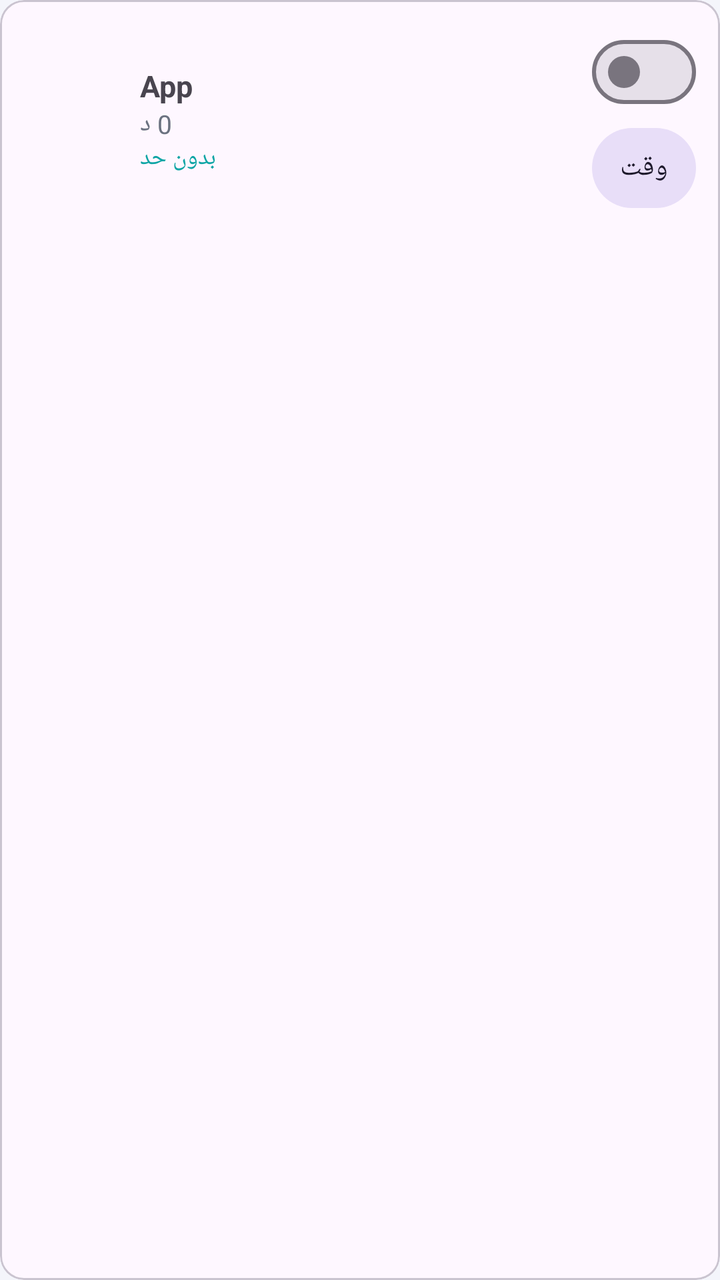
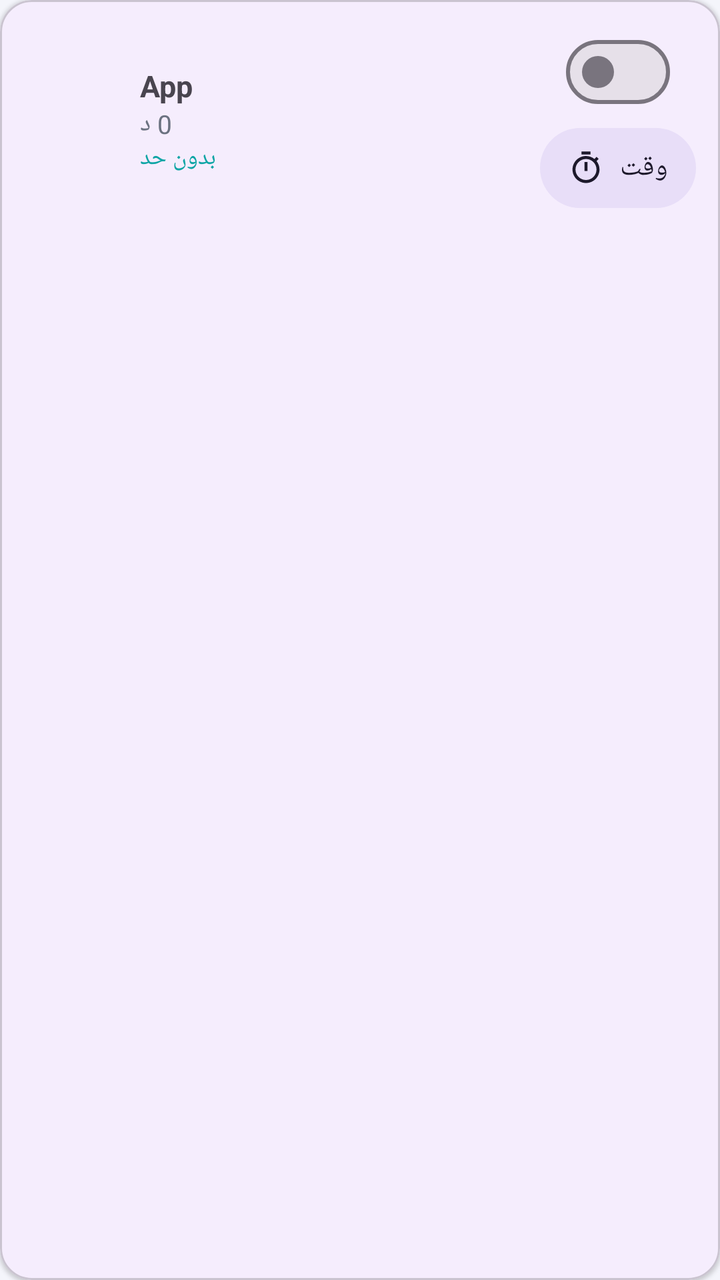

An Android layout rendered at two revisions. The XML below is the earlier revision; the diff shows what the commit changed to produce the second picture.
<!-- AndroidManifest.xml: application theme Theme.BeaverGuardian -->
<!-- res/layout/item_app_usage.xml -->
<?xml version="1.0" encoding="utf-8"?>
<com.google.android.material.card.MaterialCardView xmlns:android="http://schemas.android.com/apk/res/android"
    xmlns:app="http://schemas.android.com/apk/res/auto"
    android:layout_width="match_parent"
    android:layout_height="wrap_content"
    android:layout_marginHorizontal="12dp"
    android:layout_marginTop="8dp"
    app:cardCornerRadius="16dp"
    app:cardElevation="1dp">

    <LinearLayout
        android:layout_width="match_parent"
        android:layout_height="wrap_content"
        android:orientation="horizontal"
        android:gravity="center_vertical"
        android:padding="12dp">

        <ImageView
            android:id="@+id/imgIcon"
            android:layout_width="46dp"
            android:layout_height="46dp"
            android:layout_marginEnd="12dp"
            android:contentDescription="icon" />

        <LinearLayout
            android:layout_width="0dp"
            android:layout_height="wrap_content"
            android:layout_weight="1"
            android:orientation="vertical">

            <TextView
                android:id="@+id/tvName"
                android:layout_width="match_parent"
                android:layout_height="wrap_content"
                android:text="App"
                android:textStyle="bold"
                android:textSize="15sp"
                android:maxLines="1"
                android:ellipsize="end" />

            <TextView
                android:id="@+id/tvUsage"
                android:layout_width="wrap_content"
                android:layout_height="wrap_content"
                android:text="0 د"
                android:textSize="13sp"
                android:textColor="#6B7280" />

            <TextView
                android:id="@+id/tvLimit"
                android:layout_width="wrap_content"
                android:layout_height="wrap_content"
                android:text="بدون حد"
                android:textSize="12sp"
                android:textColor="@color/accent" />
        </LinearLayout>

        <LinearLayout
            android:layout_width="wrap_content"
            android:layout_height="wrap_content"
            android:orientation="vertical"
            android:gravity="center_horizontal">

            <com.google.android.material.materialswitch.MaterialSwitch
                android:id="@+id/switchBlock"
                android:layout_width="wrap_content"
                android:layout_height="wrap_content" />

            <com.google.android.material.button.MaterialButton
                android:id="@+id/btnLimit"
                style="@style/Widget.Material3.Button.TonalButton"
                android:layout_width="wrap_content"
                android:layout_height="wrap_content"
                android:text="وقت"
                android:minWidth="0dp"
                android:paddingHorizontal="14dp"
                app:icon="@drawable/ic_timer"
                app:iconGravity="textStart" />
        </LinearLayout>
    </LinearLayout>
</com.google.android.material.card.MaterialCardView>
<!-- resources referenced by this layout -->
<resources>
  <color name="accent">#0EA5A5</color>
  <!-- drawable ic_timer (drawable) -->
  <vector xmlns:android="http://schemas.android.com/apk/res/android" android:width="24dp" android:height="24dp" android:viewportWidth="24" android:viewportHeight="24">
      <path android:fillColor="#1F1F1F" android:pathData="M15,1L9,1v2h6L15,1zM11,14h2L13,8h-2v6zM19.03,7.39l1.42,-1.42c-0.43,-0.51 -0.9,-0.99 -1.41,-1.41l-1.42,1.42C16.07,4.74 14.12,4 12,4c-4.97,0 -9,4.03 -9,9s4.02,9 9,9 9,-4.03 9,-9c0,-2.12 -0.74,-4.07 -1.97,-5.61zM12,20c-3.87,0 -7,-3.13 -7,-7s3.13,-7 7,-7 7,3.13 7,7 -3.13,7 -7,7z"/>
  </vector>
  <style name="Theme.BeaverGuardian" parent="Theme.Material3.DayNight.NoActionBar">
          <item name="colorPrimary">@color/brand</item>
          <item name="colorOnPrimary">@color/white</item>
          <item name="colorPrimaryContainer">@color/brand_container</item>
          <item name="colorOnPrimaryContainer">@color/on_brand_container</item>
          <item name="colorSecondary">@color/accent</item>
          <item name="android:colorBackground">@color/bg</item>
          <item name="android:statusBarColor" tools:targetApi="l">@color/brand_dark</item>
      </style>
  <color name="brand">#4F46E5</color>
  <color name="white">#FFFFFFFF</color>
  <color name="brand_container">#E0E7FF</color>
  <color name="on_brand_container">#1E1B4B</color>
  <color name="bg">#F4F5FB</color>
  <color name="brand_dark">#3730A3</color>
</resources>

<!-- the commit's change to res/layout/item_app_usage.xml (unified diff, before → after) -->
@@ -1,6 +1,6 @@
 <?xml version="1.0" encoding="utf-8"?>
 <com.google.android.material.card.MaterialCardView xmlns:android="http://schemas.android.com/apk/res/android"
-    xmlns:app="http://schemas.android.com/apk/res/auto"
+    xmlns:app="http://schemas.android.com/apk/res-auto"
     android:layout_width="match_parent"
     android:layout_height="wrap_content"
     android:layout_marginHorizontal="12dp"
